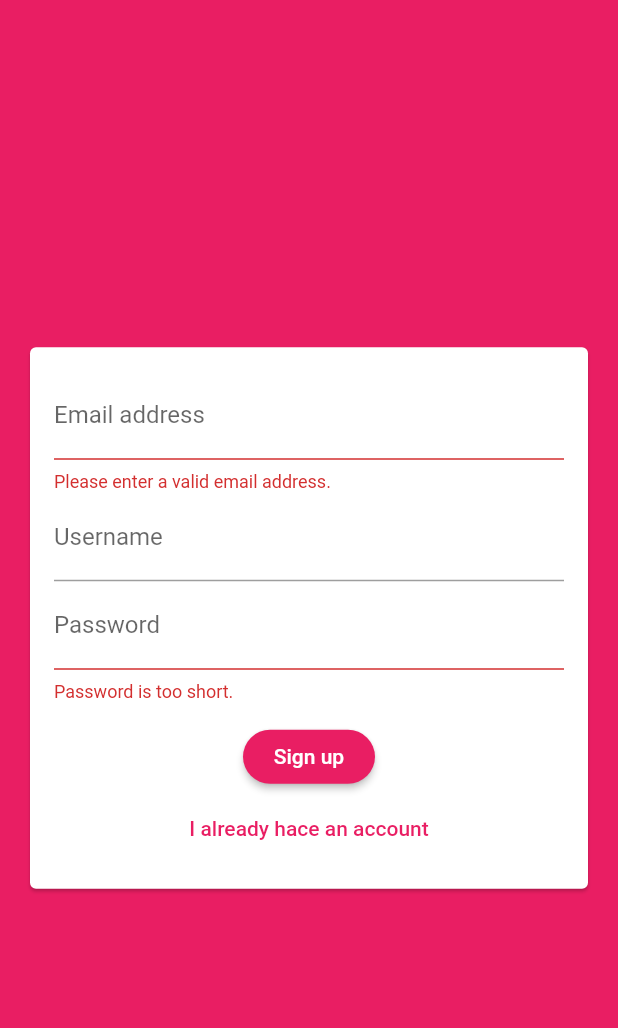
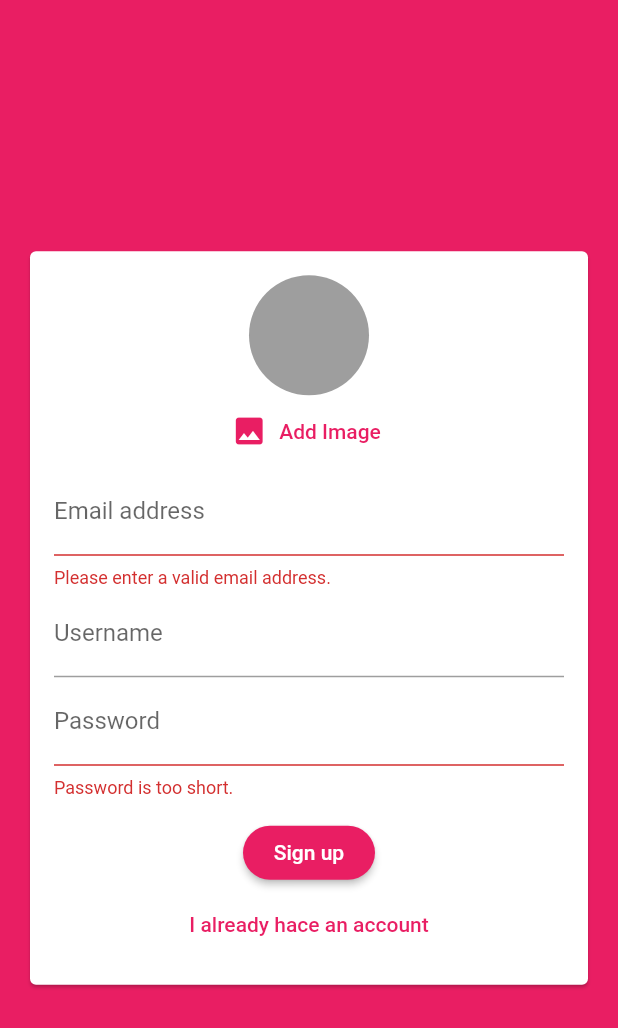
Before and after one commit to TeaTung/Flutter_Course_Chat_App_Firebase, a Flutter app: the screen it shows after launch, after a tap on "Log in", after a tap on "Create new account", on a phone screen of 412 x 824 dp. Shown: the top 1028 px of the screen. Run offline on Flutter 3.47's test engine with Material 2 defaults, Android fonts, the phone set to English and light mode, and no system bars; our stand-ins replace cloud_firestore, firebase_auth, image_picker; accounts and stored records are empty.

Commit message:
add add picture function

```diff
--- /dev/null
+++ b/lib/pickers/user_image_picker.dart
@@ -0,0 +1,41 @@
+import 'dart:io';
+
+import 'package:flutter/material.dart';
+import 'package:image_picker/image_picker.dart';
+
+class UserImagePicker extends StatefulWidget {
+  @override
+  _UserImagePickerState createState() => _UserImagePickerState();
+}
+
+class _UserImagePickerState extends State<UserImagePicker> {
+  File _pickedImage;
+
+  void _pickImage() async {
+    final pickedImageFile =
+        await ImagePicker.pickImage(source: ImageSource.camera);
+    setState(() {
+      _pickedImage = pickedImageFile;
+    });
+  }
+
+  @override
+  Widget build(BuildContext context) {
+    return Column(
+      children: [
+        CircleAvatar(
+          backgroundColor: Colors.grey,
+          backgroundImage:
+              _pickedImage != null ? FileImage(_pickedImage) : null,
+          radius: 40,
+        ),
+        FlatButton.icon(
+          textColor: Theme.of(context).primaryColor,
+          label: Text('Add Image'),
+          icon: Icon(Icons.image),
+          onPressed: _pickImage,
+        ),
+      ],
+    );
+  }
+}
--- a/lib/widgets/auth/auth_form.dart
+++ b/lib/widgets/auth/auth_form.dart
@@ -1,4 +1,5 @@
 import 'package:flutter/material.dart';
+import 'package:flutter_complete_guide/pickers/user_image_picker.dart';
 
 class AuthForm extends StatefulWidget {
   AuthForm(
@@ -51,6 +52,7 @@ class _AuthFormState extends State<AuthForm> {
               child: Column(
                 mainAxisSize: MainAxisSize.min,
                 children: [
+                  if (!_isLogin) UserImagePicker(),
                   TextFormField(
                     key: ValueKey('email'),
                     validator: (value) {
--- a/pubspec.yaml
+++ b/pubspec.yaml
@@ -25,6 +25,7 @@ dependencies:
   cupertino_icons: ^0.1.2
   cloud_firestore: ^0.13.5
   firebase_auth: 0.16.1
+  image_picker: ^0.6.5+3
 
 dev_dependencies:
   flutter_test:
```
Also changed, not shown: pubspec.lock, 1 other file.
